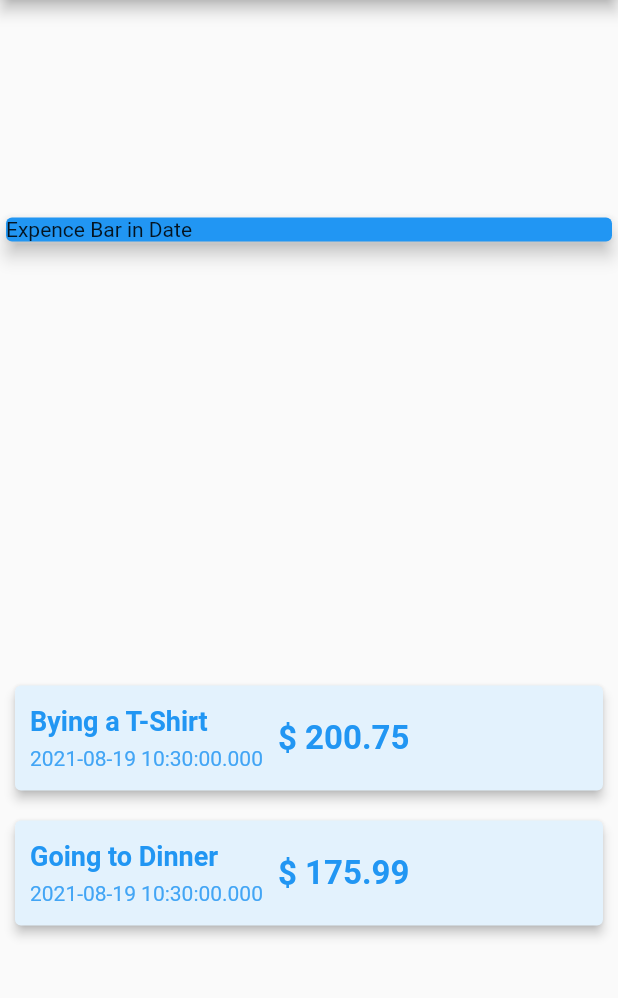
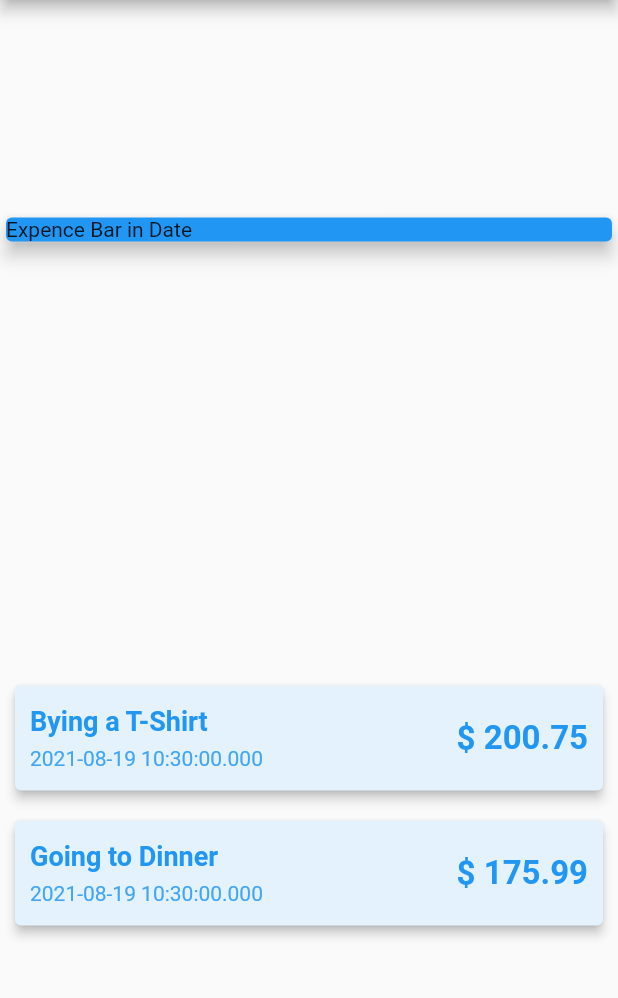
Before and after one commit to soikat77/expence_tracker, a Flutter app: the screen it shows after launch, on a phone screen of 412 x 824 dp, the part 84-1082 px from its top. Run offline on Flutter 3.47's test engine with Material 2 defaults, Android fonts, the phone set to English and light mode, and no system bars.

Commit message:
UI improved

```diff
--- a/lib/main.dart
+++ b/lib/main.dart
@@ -55,6 +55,7 @@ class MyHomePage extends StatelessWidget {
                 elevation: 3,
                 margin: EdgeInsets.all(10),
                 child: Row(
+                  mainAxisAlignment: MainAxisAlignment.spaceBetween,
                   children: [
                     Container(
                       margin: EdgeInsets.all(10),
@@ -82,10 +83,9 @@ class MyHomePage extends StatelessWidget {
                         ],
                       ),
                     ),
-                    Column(
-                      crossAxisAlignment: CrossAxisAlignment.end,
-                      children: [
-                        Text(
+                    Container(
+                      margin: EdgeInsets.all(10),
+                      child: Text(
                         '\$ ${exp.ammount.toString()}',
                         style: TextStyle(
                           fontWeight: FontWeight.bold,
@@ -93,7 +93,6 @@ class MyHomePage extends StatelessWidget {
                           color: Colors.blue,
                         ),
                       ),
-                      ],
                     ),
                   ],
                 ),
```
Lines whose indentation alone changed are shown as unchanged.
